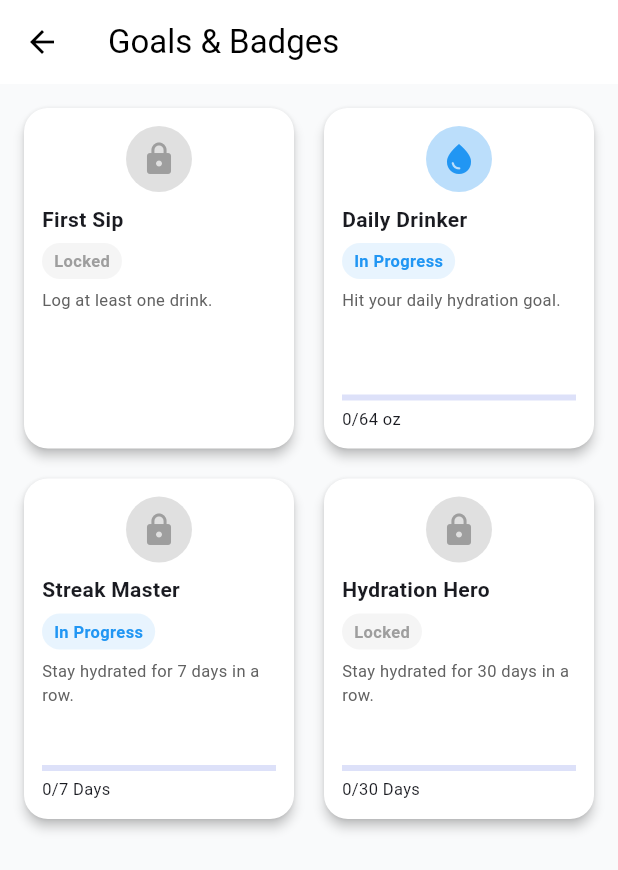
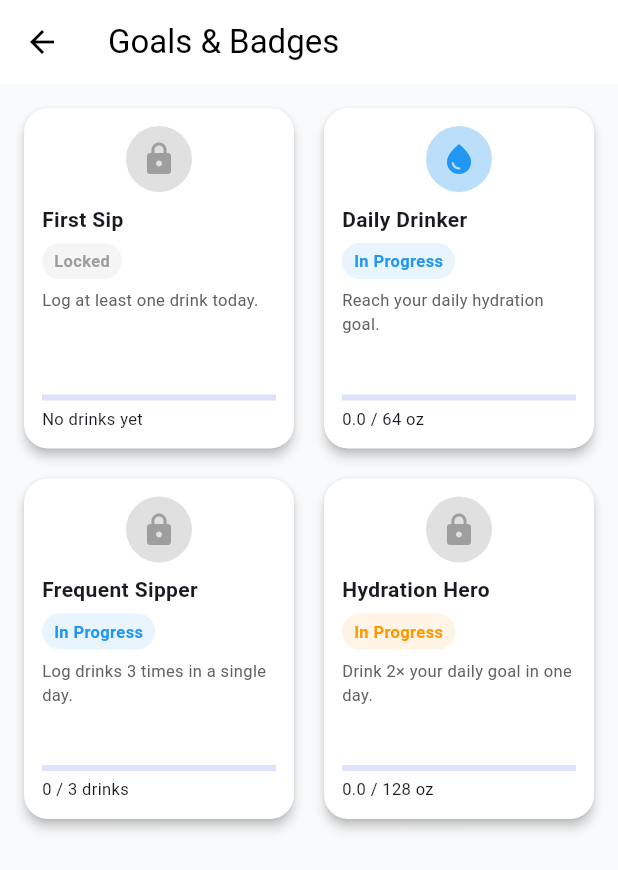
Before and after one commit to Wynter106/HydraTrack, a Flutter app: the screen it shows after launch, item 3 of the bottom bar chosen, on a phone screen of 412 x 824 dp. Shown: the top 870 px of the screen. Run offline on Flutter 3.47's test engine with Material 3 defaults, Android fonts, the phone set to English and light mode, and no system bars; our stand-ins replace sqflite; accounts and stored records are empty.

Commit message:
logs
homescreen logs now add to user goals

```diff
--- a/lib/presentation/screens/user_goals_screen.dart
+++ b/lib/presentation/screens/user_goals_screen.dart
@@ -1,125 +1,95 @@
 import 'package:flutter/material.dart';
-import '../../data/dao/drink_logs_dao.dart';
+import 'package:provider/provider.dart';
+import '../../application/providers/hydration_provider.dart';
 
-/// Screen that shows user goals / badges based on real drink logs.
-class UserGoalsScreen extends StatefulWidget {
+/// UserGoalsScreen - shows goals/badges based on today's real drink logs.
+
+class UserGoalsScreen extends StatelessWidget {
   const UserGoalsScreen({Key? key}) : super(key: key);
 
   @override
-  State<UserGoalsScreen> createState() => _UserGoalsScreenState();
-}
+  Widget build(BuildContext context) {
+    // Watch provider for changes
+    final provider = Provider.of<HydrationProvider>(context);
 
-class _UserGoalsScreenState extends State<UserGoalsScreen> {
-  // Data access object for drink logs
-  final DrinkLogDao _drinkLogDao = DrinkLogDao();
+    final double hydrationCurrent = provider.hydrationCurrent;
+    final double hydrationGoal = provider.hydrationGoal;
+    final double hydrationRatio =
+        provider.hydrationProgress.clamp(0.0, 1.0);
 
-  late Future<_GoalsData> _goalsFuture;
+    final int logCount = provider.todayLogs.length;
 
-  // For now, fixed daily goal. Later you can load this from UserSettings.
-  static const double _dailyGoalOz = 64.0;
+    // Avoid divide by zero
+    final double heroTarget = (hydrationGoal * 2).clamp(1.0, double.infinity);
 
-  @override
-  void initState() {
-    super.initState();
-    _goalsFuture = _loadGoals();
-  }
+    final goals = <_GoalCardData>[
+      // 1) First Sip
+      _GoalCardData(
+        title: 'First Sip',
+        statusLabel: hydrationCurrent > 0 ? 'Earned' : 'Locked',
+        statusColor: hydrationCurrent > 0 ? Colors.green : Colors.grey,
+        description: 'Log at least one drink today.',
+        progressText: hydrationCurrent > 0
+            ? '${hydrationCurrent.toStringAsFixed(1)} oz logged'
+            : 'No drinks yet',
+        progressValue: hydrationCurrent > 0 ? 1.0 : 0.0,
+        isLocked: hydrationCurrent == 0,
+      ),
 
-  Future<_GoalsData> _loadGoals() async {
-    final today = DateTime.now();
+      // 2) Daily Drinker – hit your daily goal
+      _GoalCardData(
+        title: 'Daily Drinker',
+        statusLabel:
+            hydrationRatio >= 1.0 ? 'Earned' : 'In Progress',
+        statusColor:
+            hydrationRatio >= 1.0 ? Colors.green : Colors.blue,
+        description: 'Reach your daily hydration goal.',
+        progressText:
+            '${hydrationCurrent.toStringAsFixed(1)} / ${hydrationGoal.toStringAsFixed(0)} oz',
+        progressValue: hydrationRatio,
+        isLocked: false,
+      ),
 
-    final totalToday = await _drinkLogDao.getTotalHydrationOzForDay(today);
-    final streak = await _drinkLogDao.getStreakCount(_dailyGoalOz);
+      // 3) Frequent Sipper – log 3 drinks in one day
+      _GoalCardData(
+        title: 'Frequent Sipper',
+        statusLabel: logCount >= 3 ? 'Earned' : 'In Progress',
+        statusColor: logCount >= 3 ? Colors.green : Colors.blue,
+        description: 'Log drinks 3 times in a single day.',
+        progressText: '$logCount / 3 drinks',
+        progressValue: (logCount / 3).clamp(0.0, 1.0),
+        isLocked: logCount < 3,
+      ),
 
-    final percentToday =
-        (totalToday / _dailyGoalOz).clamp(0.0, 1.0) as double;
+      // 4) Hydration Hero – 2× daily goal
+      _GoalCardData(
+        title: 'Hydration Hero',
+        statusLabel: hydrationCurrent >= heroTarget
+            ? 'Earned'
+            : 'In Progress',
+        statusColor: hydrationCurrent >= heroTarget
+            ? Colors.green
+            : Colors.orange,
+        description: 'Drink 2× your daily goal in one day.',
+        progressText:
+            '${hydrationCurrent.toStringAsFixed(1)} / ${heroTarget.toStringAsFixed(0)} oz',
+        progressValue:
+            (hydrationCurrent / heroTarget).clamp(0.0, 1.0),
+        isLocked: hydrationCurrent < heroTarget,
+      ),
+    ];
 
-    return _GoalsData(
-      totalTodayOz: totalToday,
-      goalOz: _dailyGoalOz,
-      todayPercent: percentToday,
-      streakDays: streak,
-    );
-  }
-
-  @override
-  Widget build(BuildContext context) {
     return Scaffold(
       appBar: AppBar(
         title: const Text('Goals & Badges'),
       ),
       body: SafeArea(
-        child: FutureBuilder<_GoalsData>(
-          future: _goalsFuture,
-          builder: (context, snapshot) {
-            if (snapshot.connectionState == ConnectionState.waiting) {
-              return const Center(child: CircularProgressIndicator());
-            }
-            if (snapshot.hasError) {
-              return Center(
-                child: Text('Error loading goals: ${snapshot.error}'),
-              );
-            }
-            if (!snapshot.hasData) {
-              return const Center(child: Text('No goal data yet.'));
-            }
-
-            final data = snapshot.data!;
-
-            // Build cards using REAL progress now
-            final goals = <_GoalCardData>[
-              _GoalCardData(
-                title: 'First Sip',
-                statusLabel:
-                    data.totalTodayOz > 0 ? 'Earned' : 'Locked',
-                statusColor:
-                    data.totalTodayOz > 0 ? Colors.green : Colors.grey,
-                description: 'Log at least one drink.',
-                progressText: null,
-                progressValue: null,
-                isLocked: data.totalTodayOz == 0,
-              ),
-              _GoalCardData(
-                title: 'Daily Drinker',
-                statusLabel:
-                    data.todayPercent >= 1.0 ? 'Earned' : 'In Progress',
-                statusColor:
-                    data.todayPercent >= 1.0 ? Colors.green : Colors.blue,
-                description: 'Hit your daily hydration goal.',
-                progressText:
-                    '${data.totalTodayOz.toStringAsFixed(0)}/${data.goalOz.toStringAsFixed(0)} oz',
-                progressValue: data.todayPercent,
-                isLocked: false,
-              ),
-              _GoalCardData(
-                title: 'Streak Master',
-                statusLabel: data.streakDays >= 7 ? 'Earned' : 'In Progress',
-                statusColor:
-                    data.streakDays >= 7 ? Colors.green : Colors.blue,
-                description: 'Stay hydrated for 7 days in a row.',
-                progressText: '${data.streakDays}/7 Days',
-                progressValue:
-                    (data.streakDays / 7).clamp(0.0, 1.0) as double,
-                isLocked: data.streakDays < 7,
-              ),
-              _GoalCardData(
-                title: 'Hydration Hero',
-                statusLabel: data.streakDays >= 30 ? 'Earned' : 'Locked',
-                statusColor:
-                    data.streakDays >= 30 ? Colors.green : Colors.grey,
-                description: 'Stay hydrated for 30 days in a row.',
-                progressText: '${data.streakDays}/30 Days',
-                progressValue:
-                    (data.streakDays / 30).clamp(0.0, 1.0) as double,
-                isLocked: data.streakDays < 30,
-              ),
-            ];
-
-            return Padding(
+        child: Padding(
           padding: const EdgeInsets.all(12.0),
           child: GridView.builder(
             gridDelegate:
                 const SliverGridDelegateWithFixedCrossAxisCount(
-                  crossAxisCount: 2, // two cards per row
+              crossAxisCount: 2,
               mainAxisSpacing: 12,
               crossAxisSpacing: 12,
               childAspectRatio: 0.8,
@@ -130,8 +100,6 @@ class _UserGoalsScreenState extends State<UserGoalsScreen> {
               return _GoalCard(goal: goal);
             },
           ),
-            );
-          },
         ),
       ),
     );
@@ -139,20 +107,6 @@ class _UserGoalsScreenState extends State<UserGoalsScreen> {
 }
 
 // ===== Helper classes/data for this screen only =====
-
-class _GoalsData {
-  final double totalTodayOz;
-  final double goalOz;
-  final double todayPercent; // 0–1
-  final int streakDays;
-
-  _GoalsData({
-    required this.totalTodayOz,
-    required this.goalOz,
-    required this.todayPercent,
-    required this.streakDays,
-  });
-}
 
 class _GoalCardData {
   final String title;
```
Lines whose indentation alone changed are shown as unchanged.
